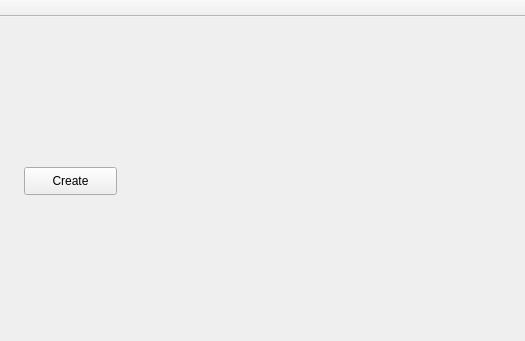
dgck/tree_visualizer, file Lab2/TreeVisualizer/mainwindow.ui: the form before one commit; both pictures show x 506 to 1031 and y 0 to 341 of the 1031 by 657 pixel window.
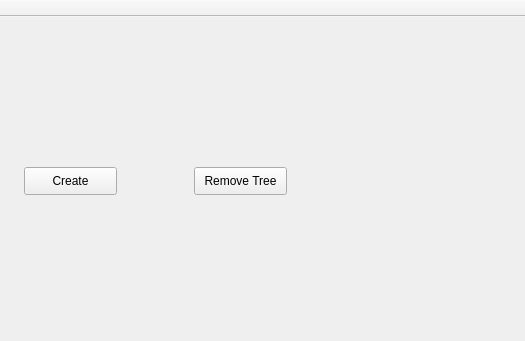
The form after the commit.

Commit message: create ImageWriter class

Diff of the .ui file:
```diff
--- a/Lab2/TreeVisualizer/mainwindow.ui
+++ b/Lab2/TreeVisualizer/mainwindow.ui
@@ -138,6 +138,19 @@
      <string>Tree</string>
     </property>
    </widget>
+   <widget class="QPushButton" name="removeTreeBtn">
+    <property name="geometry">
+     <rect>
+      <x>700</x>
+      <y>150</y>
+      <width>93</width>
+      <height>28</height>
+     </rect>
+    </property>
+    <property name="text">
+     <string>Remove Tree</string>
+    </property>
+   </widget>
   </widget>
   <widget class="QMenuBar" name="menuBar">
    <property name="geometry">
```
The commit also changes 5 other files.
